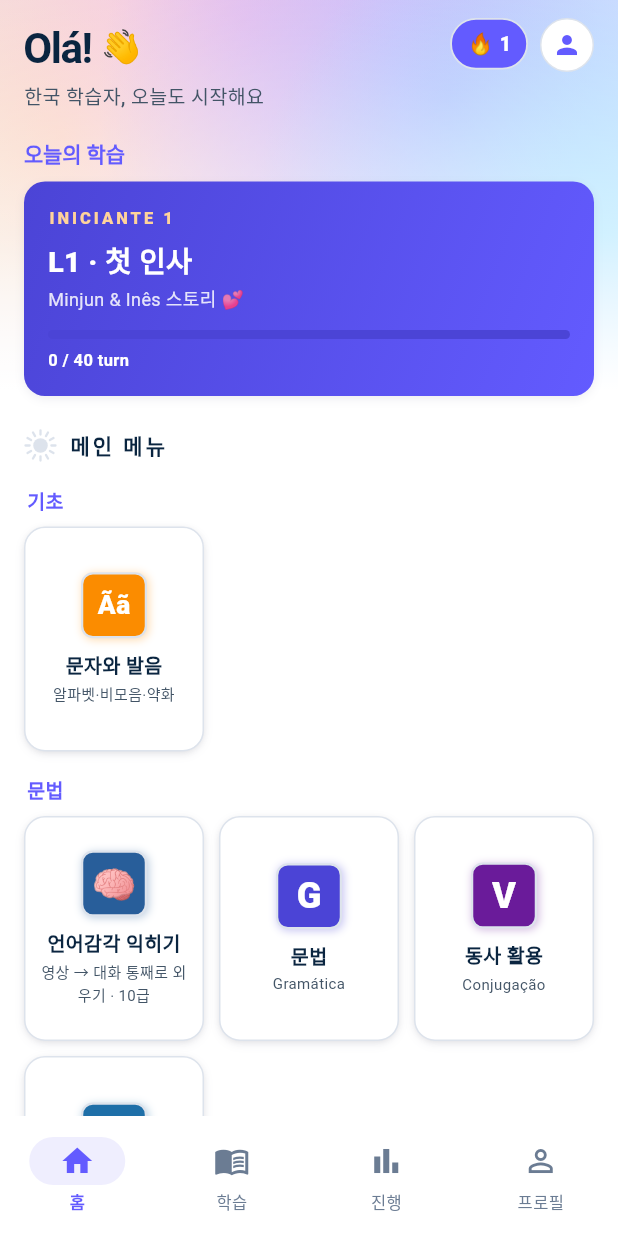
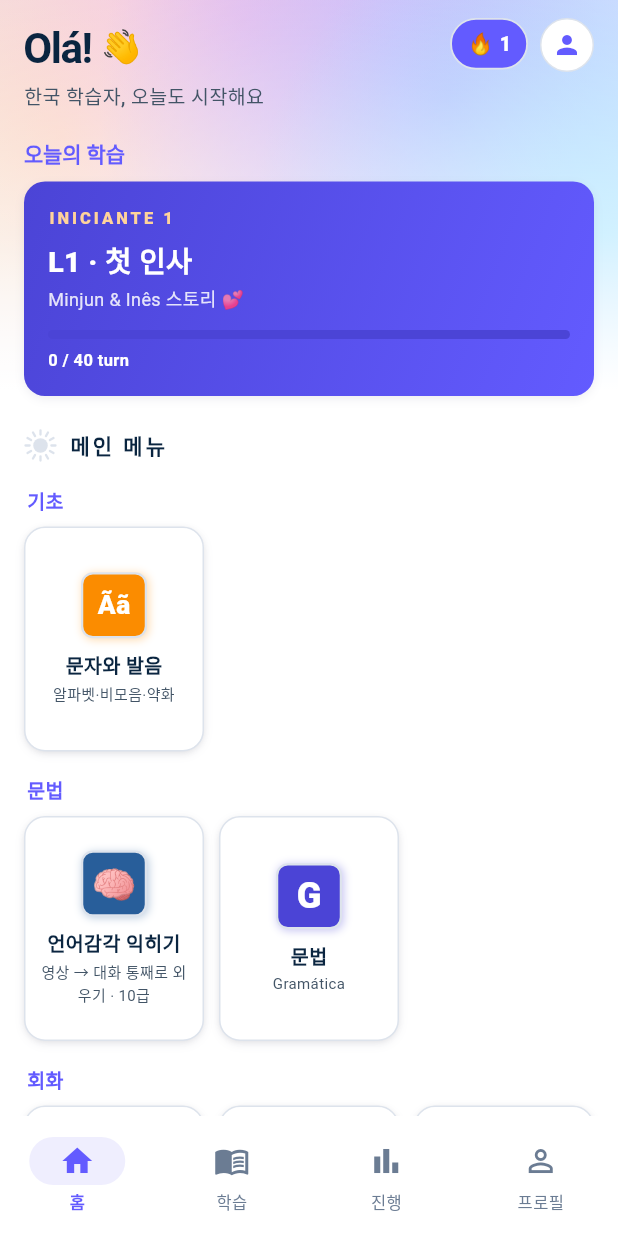
Before and after one commit to talkverselab/talkverse-pt, a Flutter app: the screen it shows after launch, on a phone screen of 412 x 824 dp. Run offline on Flutter 3.47's test engine with Material 3 defaults, Android fonts, the phone set to English and light mode, and no system bars; our stand-ins replace audioplayers, csv, drift, drift_flutter, flutter_secure_storage, flutter_tts and 5 more; missing offline and left inert: flutter_web_auth_2; accounts and stored records are empty; generated files the repository leaves out were written again; Roboto replaces fonts that are missing (Pretendard); statements that could not run were skipped.

Commit message:
ui: 빈 메뉴 숨김 — 동사 활용(데이터 0개)·성·수(준비 중), 통합 앱 심사(11-23) 대비
Co-Authored-By: Claude Opus 5.5 <noreply@anthropic.com>
Claude-Session: https://claude.ai/code/session_01A6i92hKFdhdZicLSQnELku

```diff
--- a/lib/screens/main_screen.dart
+++ b/lib/screens/main_screen.dart
@@ -18,7 +18,6 @@ import 'speaking_practice_screen.dart';
 import 'progress_screen.dart';
 import 'sense_course_screen.dart';
 import 'topic_vocab_screen.dart';
-import 'verb_screen.dart';
 import 'word_flashcard_screen.dart';
 import 'word_freq_screen.dart';
 import 'word_quiz_screen.dart';
@@ -407,10 +406,7 @@ class _MenuGrid extends StatelessWidget {
           builder: (_) => const SenseCourseScreen()),
         _MenuItem(label: tr('문법'), sub: 'Gramática', badge: 'G', color: AppColors.rojoDeep,
           builder: (_) => const GrammarHubScreen()),
-        _MenuItem(label: tr('동사 활용'), sub: 'Conjugação', badge: 'V', color: AppColors.irregular,
-          builder: (_) => const VerbScreen()),
-        _MenuItem(label: tr('성·수'), sub: 'Género', badge: 'el/la', color: AppColors.mar,
-          builder: (_) => _ComingSoon(title: tr('성·수 일치'))),
+        // 동사 활용(verbs_core.json 0개)·성·수(준비 중) 는 내용이 찰 때까지 메뉴에서 숨김 — 통합 앱 심사(11-23)에 빈 화면이 보이지 않게(11-22)
       ]),
       (tr('회화'), [
         _MenuItem(label: tr('회화'), sub: 'Conversa', badge: 'Ch', color: AppColors.beniLight,
@@ -536,6 +532,7 @@ class _MenuTile extends StatelessWidget {
   }
 }
 
+// ignore: unused_element
 class _ComingSoon extends StatelessWidget {
   final String title;
   const _ComingSoon({required this.title});
```
